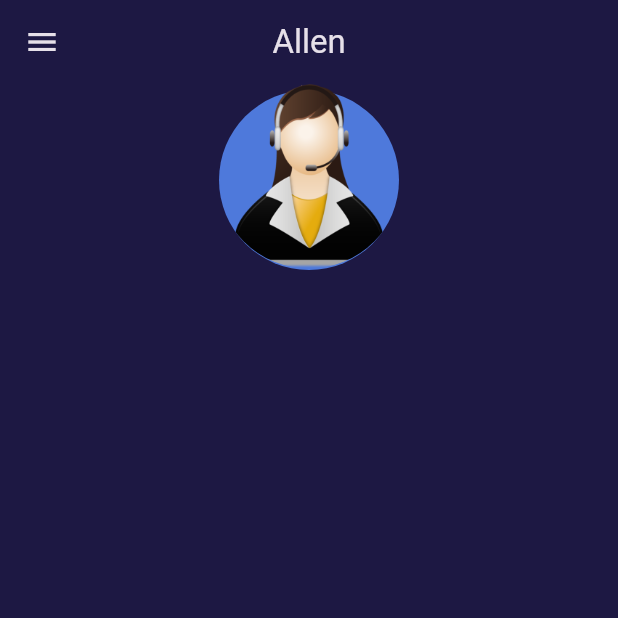
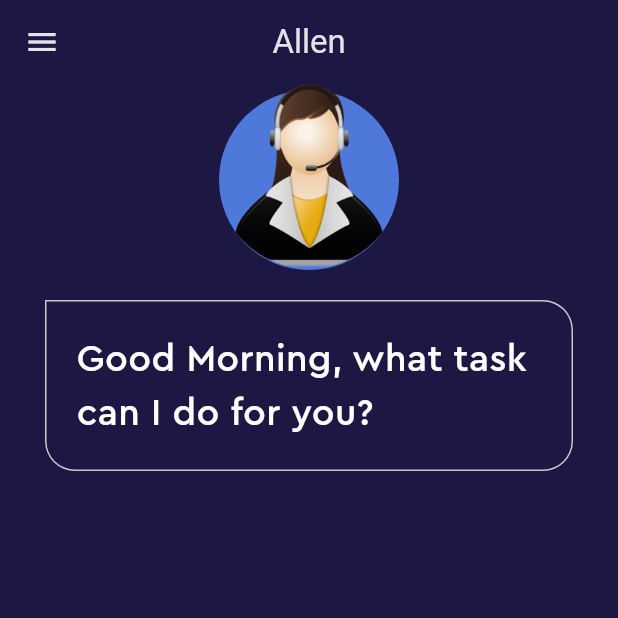
Before and after one commit to manoharacharyaa/allen, a Flutter app: the screen it shows after launch, on a phone screen of 412 x 824 dp, the top half of it. Run offline on Flutter 3.47's test engine with Material 2 defaults, Android fonts, the phone set to English and light mode, and no system bars.

Commit message:
3.chat-bubble

```diff
--- a/lib/home_page.dart
+++ b/lib/home_page.dart
@@ -46,6 +46,32 @@ class _HomePageState extends State<HomePage> {
               ),
             ],
           ),
+          //chat bubble
+          Container(
+            padding: const EdgeInsets.symmetric(
+              horizontal: 20,
+              vertical: 10,
+            ),
+            margin:
+                const EdgeInsets.symmetric(horizontal: 30).copyWith(top: 20),
+            decoration: BoxDecoration(
+              border: Border.all(color: Pallete.borderColor),
+              borderRadius: BorderRadius.circular(20).copyWith(
+                topLeft: Radius.zero,
+              ),
+            ),
+            child: Padding(
+              padding: const EdgeInsets.symmetric(vertical: 10),
+              child: const Text(
+                'Good Morning, what task can I do for you?',
+                style: const TextStyle(
+                  color: Pallete.mainFontColor,
+                  fontSize: 25,
+                  fontFamily: 'Cera Pro',
+                ),
+              ),
+            ),
+          ),
         ],
       ),
     );
```
